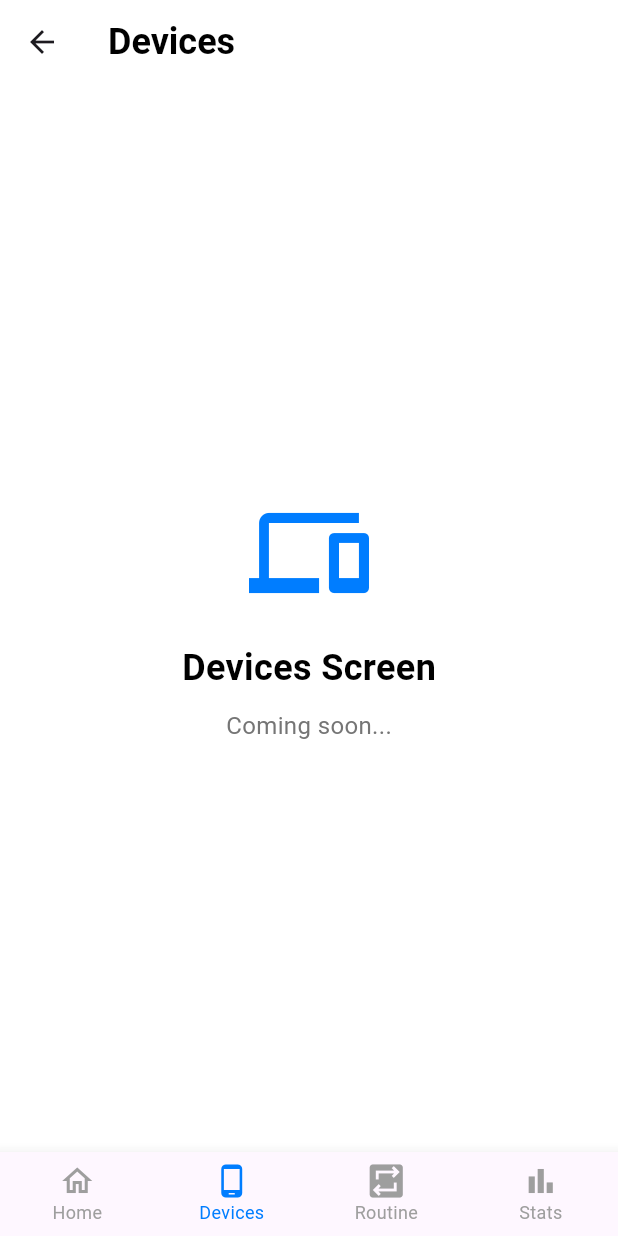
After one commit to shubha113/cofe_flutter, a Flutter app: the MainNavigationScreen screen opened by its route, item 2 of the bottom bar chosen, on a phone screen of 412 x 824 dp. The commit adds this screen. Run offline on Flutter 3.47's test engine with Material 3 defaults, Android fonts, the light colour scheme and no system bars; our stand-ins replace shared_preferences; accounts and stored records are empty.

Commit message:
Navigation added in the bottom of screen

```diff
--- a/lib/main.dart
+++ b/lib/main.dart
@@ -1,3 +1,4 @@
+import 'package:Cofe_flutter/screens/main_navigation_screen.dart';
 import 'package:flutter/material.dart';
 import 'package:shared_preferences/shared_preferences.dart';
 
@@ -24,11 +25,11 @@ class MyApp extends StatelessWidget {
     return MaterialApp(
       debugShowCheckedModeBanner: false,
       title: 'Cofe IoT',
-      initialRoute: isLoggedIn ? '/dashboard' : '/login',
+      initialRoute: isLoggedIn ? '/main' : '/login',
       routes: {
         '/login': (context) => const LoginScreen(),
         '/register': (context) => const RegisterScreen(),
-        '/dashboard': (context) => const DashboardScreen(),// temporary
+        '/main': (context) => const MainNavigationScreen(),
       },
     );
   }
--- a/lib/screens/dashboard_screen.dart
+++ b/lib/screens/dashboard_screen.dart
@@ -57,7 +57,7 @@ class _DashboardScreenState extends State<DashboardScreen> {
       mainAxisAlignment: MainAxisAlignment.spaceBetween,
       children: [
         const Text(
-          'Good Morning, Ensar',
+          'Good Morning, John',
           style: TextStyle(
             fontSize: 24,
             fontWeight: FontWeight.bold,
@@ -286,7 +286,7 @@ class _DashboardScreenState extends State<DashboardScreen> {
     return Container(
       padding: const EdgeInsets.all(16),
       decoration: BoxDecoration(
-        color: Colors.grey[100],
+        color: AppConstants.lightBlue,
         borderRadius: BorderRadius.circular(16),
       ),
       child: Column(
@@ -321,7 +321,7 @@ class _DashboardScreenState extends State<DashboardScreen> {
                       ),
                     );
                   },
-                  activeColor: AppConstants.primaryBlue,
+                  activeThumbColor: AppConstants.primaryBlue,
                 ),
               ),
             ],
--- /dev/null
+++ b/lib/screens/devices_screen.dart
@@ -0,0 +1,54 @@
+import 'package:flutter/material.dart';
+import '../utils/constants.dart';
+
+class DevicesScreen extends StatelessWidget {
+  const DevicesScreen({super.key});
+
+  @override
+  Widget build(BuildContext context) {
+    return Scaffold(
+      backgroundColor: Colors.white,
+      appBar: AppBar(
+        backgroundColor: Colors.white,
+        elevation: 0,
+        title: const Text(
+          'Devices',
+          style: TextStyle(
+            color: Colors.black,
+            fontSize: 24,
+            fontWeight: FontWeight.bold,
+          ),
+        ),
+      ),
+      body: Center(
+        child: Column(
+          mainAxisAlignment: MainAxisAlignment.center,
+          children: [
+            Icon(
+              Icons.devices_outlined,
+              size: 80,
+              color: AppConstants.primaryBlue,
+            ),
+            const SizedBox(height: 20),
+            const Text(
+              'Devices Screen',
+              style: TextStyle(
+                fontSize: 24,
+                fontWeight: FontWeight.bold,
+                color: Colors.black,
+              ),
+            ),
+            const SizedBox(height: 10),
+            Text(
+              'Coming soon...',
+              style: TextStyle(
+                fontSize: 16,
+                color: Colors.grey[600],
+              ),
+            ),
+          ],
+        ),
+      ),
+    );
+  }
+}
--- /dev/null
+++ b/lib/screens/main_navigation_screen.dart
@@ -0,0 +1,65 @@
+import 'package:flutter/material.dart';
+import '../utils/constants.dart';
+import '../screens/dashboard_screen.dart';
+import '../screens/devices_screen.dart';
+import '../screens/routine_screen.dart';
+import '../screens/stats_screen.dart';
+
+class MainNavigationScreen extends StatefulWidget {
+  const MainNavigationScreen({super.key});
+
+  @override
+  State<MainNavigationScreen> createState() => _MainNavigationScreenState();
+}
+
+class _MainNavigationScreenState extends State<MainNavigationScreen> {
+  int _currentIndex = 0;
+
+  final List<Widget> _screens = [
+    const DashboardScreen(),
+    const DevicesScreen(),
+    const RoutineScreen(),
+    const StatsScreen(),
+  ];
+  @override
+  Widget build(BuildContext context) {
+    return Scaffold(
+      body: _screens[_currentIndex],
+      bottomNavigationBar: BottomNavigationBar(
+        currentIndex: _currentIndex,
+        onTap: (index) {
+          setState(() {
+            _currentIndex = index;
+          });
+        },
+        type: BottomNavigationBarType.fixed,
+        selectedItemColor: AppConstants.primaryBlue,
+        unselectedItemColor: Colors.grey,
+        selectedFontSize: 12,
+        unselectedFontSize: 12,
+        items: [
+          BottomNavigationBarItem(
+            icon: Icon(Icons.home_outlined),
+            activeIcon: Icon(Icons.home),
+            label: 'Home',
+          ),
+          BottomNavigationBarItem(
+            icon: Icon(Icons.phone_android_outlined),
+            activeIcon: Icon(Icons.phone_android),
+            label: "Devices",
+          ),
+          BottomNavigationBarItem(
+            icon: Icon(Icons.repeat_on_outlined),
+            activeIcon: Icon(Icons.repeat_on),
+            label: 'Routine',
+          ),
+          BottomNavigationBarItem(
+            icon: Icon(Icons.bar_chart_outlined),
+            activeIcon: Icon(Icons.bar_chart),
+            label: "Stats",
+          ),
+        ],
+      ),
+    );
+  }
+}
--- a/lib/utils/constants.dart
+++ b/lib/utils/constants.dart
@@ -8,6 +8,7 @@ class AppConstants {
   static const String registerEndpoint = '/auth/auth/register';
 
   //Colors
-  static const Color primaryBlue = Color(0xFF007AFF);
+  static const Color primaryBlue = Color(0xFF007DFF);
   static const Color secondaryBlue = Color(0xFF4DA3FF);
+  static const Color lightBlue = Color(0x334DA3FF);
 }
```
Also changed, not shown: lib/screens/login_screen.dart (+14 -10 lines), lib/screens/routine_screen.dart (added, +54 -0 lines), lib/screens/stats_screen.dart (added, +54 -0 lines).
